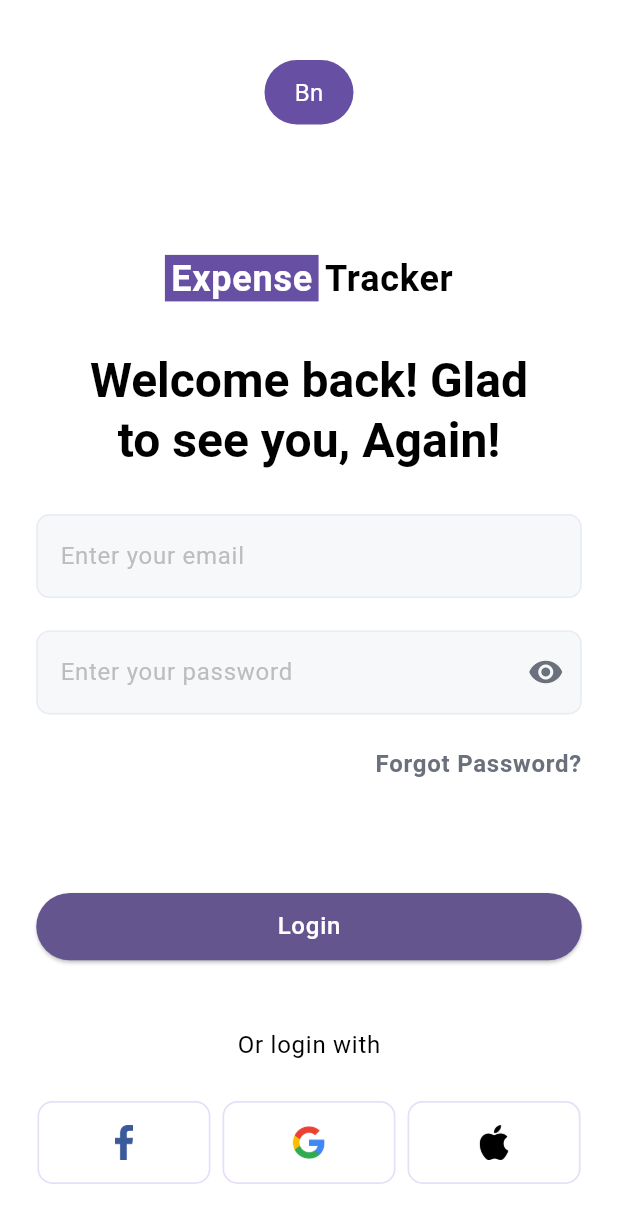
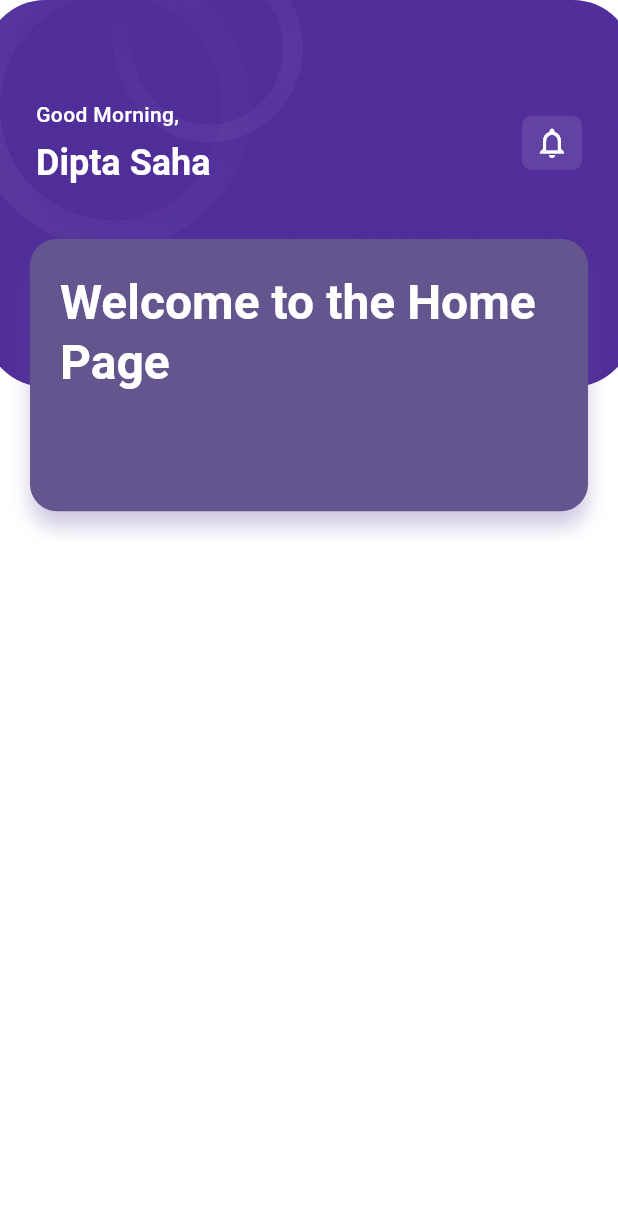
Before and after one commit to didipta/expense_tracker_app, a Flutter app: the screen it shows after launch, after a tap on "En", after a tap on "Login", on a phone screen of 412 x 824 dp. Shown: the top 1223 px of the screen. Run offline on Flutter 3.47's test engine with Material 3 defaults, Android fonts, the phone set to English and light mode, and no system bars; our stand-ins replace dio, flutter_bloc, flutter_screenutil, go_router, logger, shared_preferences; missing offline and left inert: dio_smart_retry.

Commit message:
home screen designed

```diff
--- a/lib/core/theme/theme_data.dart
+++ b/lib/core/theme/theme_data.dart
@@ -55,7 +55,7 @@ ThemeData themeData = ThemeData(
         color: Colors.black,
       ),
       headlineSmall: TextStyle(
-        fontSize: 24.w,
+        fontSize: 20.w,
         fontWeight: FontWeight.w700,
         color: Colors.black,
       ),
--- a/lib/features/auth/presentation/pages/login_page.dart
+++ b/lib/features/auth/presentation/pages/login_page.dart
@@ -103,7 +103,7 @@ class _LoginPageState extends State<LoginPage> {
                       width: 363.66.w,
                       child: ElevatedButton(
                         onPressed: () {
-                          // Handle login action
+                          context.go('/home');
                         },
 
                         child: Text(
--- a/lib/features/home/presentation/pages/home_page.dart
+++ b/lib/features/home/presentation/pages/home_page.dart
@@ -0,0 +1,56 @@
+import 'package:expense_tracker_app/features/home/presentation/widgets/greetingwidget.dart';
+import 'package:expense_tracker_app/features/home/presentation/widgets/home_appbar_widget.dart';
+import 'package:expense_tracker_app/shared/widgets/layout_body.dart';
+import 'package:flutter/cupertino.dart';
+import 'package:flutter/material.dart';
+import 'package:flutter_screenutil/flutter_screenutil.dart';
+
+class HomePage extends StatefulWidget {
+  const HomePage({super.key});
+
+  @override
+  State<HomePage> createState() => _HomePageState();
+}
+
+class _HomePageState extends State<HomePage> {
+  @override
+  Widget build(BuildContext context) {
+    return Scaffold(
+      body: LayoutBody(
+        appBar: HomeAppbarWidget(),
+          child:  Padding(
+            padding: EdgeInsets.all(20.w),
+            child: Container(
+              width: 374.w,
+              height: 202.h,
+              margin: EdgeInsets.only(top: 155.h),
+              padding: EdgeInsets.symmetric(
+                horizontal: 20.w,
+                vertical: 25.h,
+              ),
+              decoration: BoxDecoration(
+                color: Color(0xFF65558F),
+                borderRadius: BorderRadius.all(
+                    Radius.circular(20.r)
+                ),
+                boxShadow: [
+                  BoxShadow(
+                    color: Theme.of(context).primaryColor.withOpacity(0.3),
+                    blurRadius: 10,
+                    offset: Offset(0, 10), // changes position of shadow
+                  ),
+                ],
+              ),
+              child: Text(
+                'Welcome to the Home Page',
+                style: Theme.of(context).textTheme.headlineLarge?.copyWith(
+                  color: Colors.white,
+                  fontWeight: FontWeight.w600,
+                ),
+              ),
+            ),
+          ),
+      ),
+    );
+  }
+}
--- /dev/null
+++ b/lib/features/home/presentation/widgets/greetingwidget.dart
@@ -0,0 +1,30 @@
+import 'package:flutter/material.dart';
+
+class GreetingWidget extends StatelessWidget {
+  const GreetingWidget({super.key});
+
+  String getTimeBasedGreeting() {
+    final hour = DateTime.now().hour;
+
+    if (hour >= 5 && hour < 12) {
+      return 'Good Morning';
+    } else if (hour >= 12 && hour < 17) {
+      return 'Good Afternoon';
+    } else if (hour >= 17 && hour < 21) {
+      return 'Good Evening';
+    } else {
+      return 'Good Night';
+    }
+  }
+
+  @override
+  Widget build(BuildContext context) {
+    final greeting = getTimeBasedGreeting();
+    return Text(greeting+",",
+      style: Theme.of(context).textTheme.bodyMedium?.copyWith(
+        fontWeight: FontWeight.w500,
+        color: Colors.white,
+      )
+    );
+  }
+}
--- /dev/null
+++ b/lib/features/home/presentation/widgets/home_appbar_widget.dart
@@ -0,0 +1,50 @@
+import 'package:flutter/cupertino.dart';
+import 'package:flutter/material.dart';
+import 'package:flutter_screenutil/flutter_screenutil.dart';
+
+import 'greetingwidget.dart';
+
+class HomeAppbarWidget extends StatelessWidget {
+  const HomeAppbarWidget({super.key});
+
+  @override
+  Widget build(BuildContext context) {
+    return Row(
+      mainAxisAlignment: MainAxisAlignment.spaceBetween,
+      children: [
+        Container(
+          padding: EdgeInsets.only(left: 24.w),
+          child: Column(
+            crossAxisAlignment: CrossAxisAlignment.start,
+            children: [
+              GreetingWidget(),
+              SizedBox(height: 7.h),
+              Text(
+                'Dipta Saha',
+                style: Theme.of(context).textTheme.headlineMedium?.copyWith(
+                  fontWeight: FontWeight.w600,
+                  color: Colors.white,
+                ),
+              ),
+
+            ],
+          ),
+        ),
+        Container(
+          margin: EdgeInsets.only(right: 24.w),
+          width: 40.w,
+          height: 40.h,
+          decoration: BoxDecoration(
+            borderRadius: BorderRadius.circular(6.67.r),
+            color: Colors.white.withOpacity(0.1),
+
+          ),
+          child: Icon(Icons.notifications_none_outlined,
+            color: Colors.white,
+            size: 24.w,
+          ),
+        )
+      ],
+    );
+  }
+}
--- a/lib/routes/routers.dart
+++ b/lib/routes/routers.dart
@@ -1,5 +1,6 @@
 import 'package:expense_tracker_app/features/auth/presentation/pages/login_page.dart';
 import 'package:expense_tracker_app/features/auth/presentation/pages/register_page.dart';
+import 'package:expense_tracker_app/features/home/presentation/pages/home_page.dart';
 import 'package:expense_tracker_app/features/splash/presentation/pages/splash_page.dart';
 import 'package:go_router/go_router.dart';
 
@@ -13,6 +14,8 @@ final GoRouter router = GoRouter(
       path: '/login',
       builder: (context, state) => const LoginPage(), // or your real page
     ),
-    GoRoute(path: "/register", builder: (context, state) => const RegisterPage()), // Placeholder for register page
+    GoRoute(path: "/register", builder: (context, state) => const RegisterPage()),
+    // Placeholder for register page
+    GoRoute(path: "/home", builder: (context, state) => const HomePage()), // Placeholder for home page
   ],
 );
--- /dev/null
+++ b/lib/shared/widgets/layout_body.dart
@@ -0,0 +1,56 @@
+import 'package:flutter/material.dart';
+import 'package:flutter_screenutil/flutter_screenutil.dart';
+
+class LayoutBody extends StatelessWidget {
+  final Widget appBar;
+  final Widget child;
+
+  const LayoutBody({super.key, required this.child, required this.appBar});
+
+  @override
+  Widget build(BuildContext context) {
+    return Stack(
+      children: [
+        // AppBar
+
+        // Rounded Header Background
+        Positioned(
+          top: 0.h, // Push it up to only show the curved bottom
+          left: -10.w,
+          right: -10.w,
+          child: Container(
+            width: 414.w,
+            height: 287.h,
+            decoration: BoxDecoration(
+              image: DecorationImage(
+                image: AssetImage('asset/layout.png'), // Replace with your image path
+                fit: BoxFit.cover,
+                alignment: Alignment.topRight, // Align the image to the bottom center
+              ),
+              borderRadius: BorderRadius.circular(40),
+
+            ),
+          ),
+        ),
+        Positioned(
+          top: 74.h,
+          left: 0.w,
+          right: 0.w,
+          child: appBar, // The app bar widget
+        ),
+
+
+        // Main Content
+        SingleChildScrollView(
+          child: Column(
+            mainAxisAlignment: MainAxisAlignment.start,
+            crossAxisAlignment: CrossAxisAlignment.start,
+            children: [
+              child, // The main content of the page
+            ],
+          ),
+        ),
+      ],
+    );
+  }
+}
```
Also changed, not shown: asset/layout.png (added).
